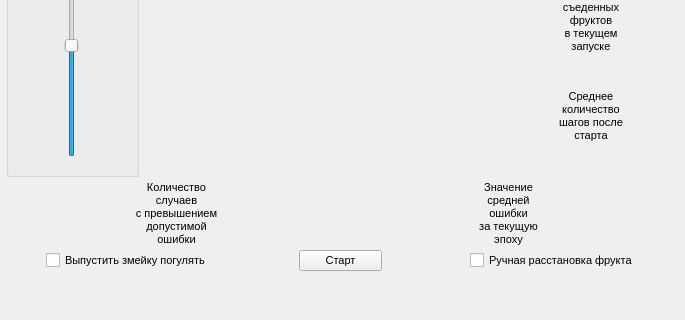
The window that smartSnake/resources/MainWindow.ui (Max-Azarov/neuralNetSnake) describes before a commit, drawn with Qt 5; both pictures show x 0 to 685 and y 392 to 712 of the 685 by 712 pixel window.
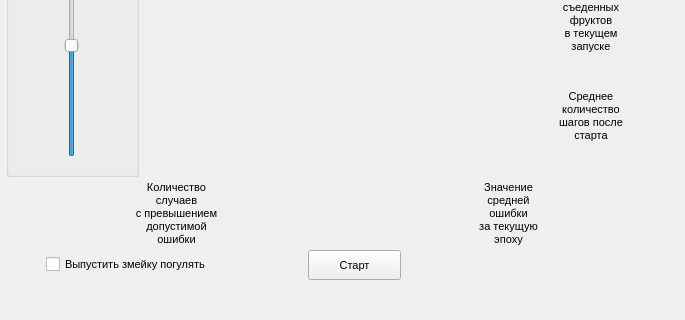
The same window after the commit. Custom widgets are drawn as their Qt base class.

Commit message: manual fruit

```diff
--- a/smartSnake/resources/MainWindow.ui
+++ b/smartSnake/resources/MainWindow.ui
@@ -1233,7 +1233,7 @@
      </layout>
     </item>
     <item>
-     <layout class="QHBoxLayout" name="horizontalLayout_8" stretch="0,1,1,1,1,1,0">
+     <layout class="QHBoxLayout" name="horizontalLayout_8" stretch="0,1,1,1,3">
       <item>
        <spacer name="horizontalSpacer_5">
         <property name="orientation">
@@ -1305,26 +1305,6 @@
         </property>
        </spacer>
       </item>
-      <item>
-       <widget class="QCheckBox" name="cbManualFruit">
-        <property name="text">
-         <string>Ручная расстановка фрукта</string>
-        </property>
-       </widget>
-      </item>
-      <item>
-       <spacer name="horizontalSpacer_3">
-        <property name="orientation">
-         <enum>Qt::Horizontal</enum>
-        </property>
-        <property name="sizeHint" stdset="0">
-         <size>
-          <width>40</width>
-          <height>20</height>
-         </size>
-        </property>
-       </spacer>
-      </item>
      </layout>
     </item>
     <item>
```
The commit also changes 7 other files.
